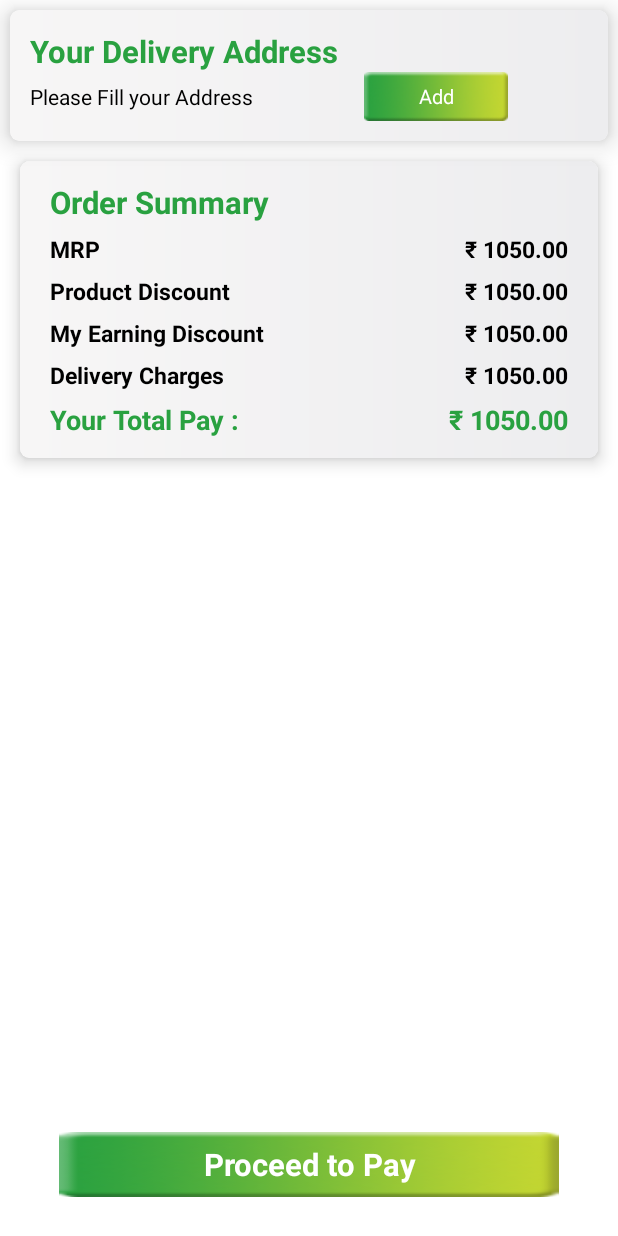
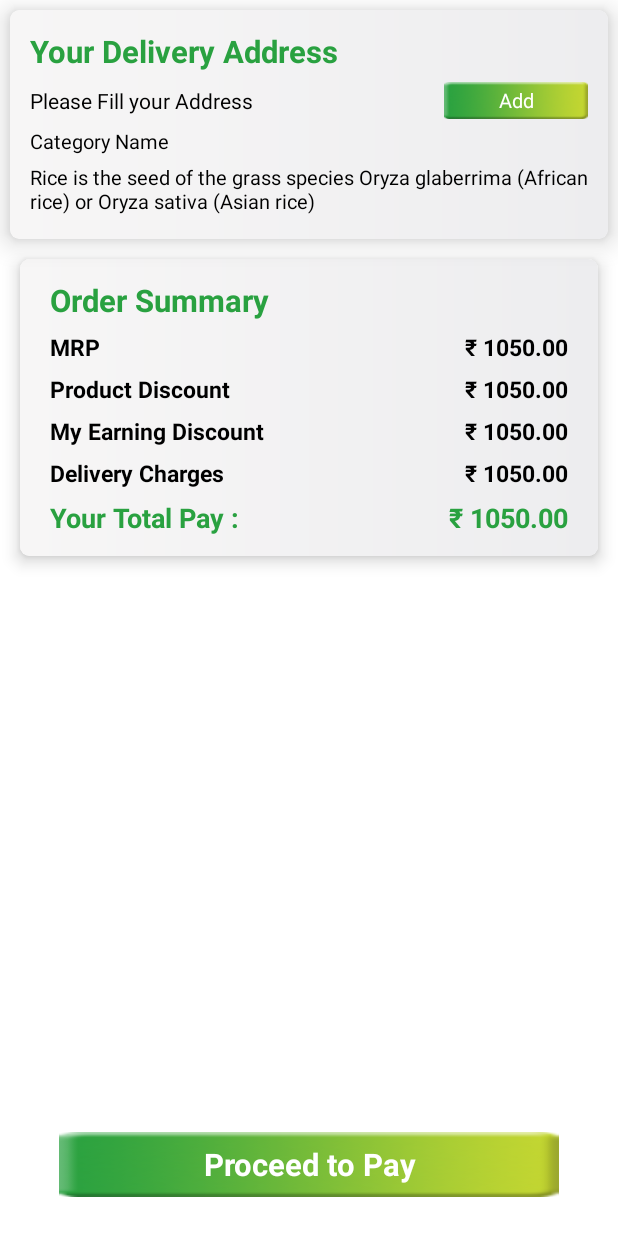
Before and after one commit to mehul-crownstack/SmilyhomeKotlin, an Android app: the layout fragment_order_confirmation.xml on its own in the app's theme, with its tools: preview values and no code run, on a phone screen of 412 x 824 dp. Run offline under Robolectric (Android 15) with nearby library versions, the phone set to English and light mode, and no system bars.

Commit message:
OrderConfirmationFragment is implemented in application.

```diff
--- a/app/src/main/res/layout/fragment_order_confirmation.xml
+++ b/app/src/main/res/layout/fragment_order_confirmation.xml
@@ -248,10 +248,11 @@
                 android:id="@+id/noAddress"
                 android:layout_width="wrap_content"
                 android:layout_height="wrap_content"
-                android:paddingBottom="@dimen/_5sdp"
+                android:paddingBottom="@dimen/_2sdp"
                 android:paddingEnd="@dimen/_5sdp"
                 android:paddingStart="@dimen/_10sdp"
-                android:paddingTop="@dimen/_5sdp"
+                android:paddingTop="@dimen/_2sdp"
+                android:layout_marginTop="@dimen/_5sdp"
                 android:text="@string/please_fill_your_address"
                 android:textColor="@color/colorBlack"
                 android:textSize="@dimen/_11sdp"
@@ -259,7 +260,37 @@
                 app:layout_constraintTop_toBottomOf="@id/cartMessageCongratulationTextView" />
 
             <TextView
-                android:id="@+id/addToBagTextView"
+                android:id="@+id/zipCodeTextView"
+                android:layout_width="wrap_content"
+                android:layout_height="wrap_content"
+                android:paddingBottom="@dimen/_2sdp"
+                android:paddingEnd="@dimen/_5sdp"
+                android:paddingStart="@dimen/_10sdp"
+                android:paddingTop="@dimen/_2sdp"
+                android:layout_marginTop="@dimen/_2sdp"
+                android:text="@string/sample_category_name"
+                android:textColor="@color/colorBlack"
+                android:textSize="@dimen/_10sdp"
+                app:layout_constraintStart_toStartOf="parent"
+                app:layout_constraintTop_toBottomOf="@+id/noAddress" />
+
+            <TextView
+                android:id="@+id/fullAddressTextView"
+                android:layout_width="match_parent"
+                android:layout_height="wrap_content"
+                android:paddingBottom="@dimen/_2sdp"
+                android:paddingEnd="@dimen/_5sdp"
+                android:paddingStart="@dimen/_10sdp"
+                android:paddingTop="@dimen/_2sdp"
+                android:text="@string/sample_category_desc"
+                android:textColor="@color/colorBlack"
+                android:textSize="@dimen/_10sdp"
+                app:layout_constraintEnd_toEndOf="parent"
+                app:layout_constraintStart_toStartOf="parent"
+                app:layout_constraintTop_toBottomOf="@+id/zipCodeTextView" />
+
+            <TextView
+                android:id="@+id/addAddressTextView"
                 android:layout_width="wrap_content"
                 android:layout_height="0dp"
                 android:background="@drawable/buy_button_bg"
@@ -272,9 +303,9 @@
                 android:textSize="@dimen/_10sdp"
                 app:layout_constraintBottom_toBottomOf="@+id/noAddress"
                 app:layout_constraintEnd_toEndOf="parent"
-                app:layout_constraintHorizontal_bias="0.5"
+                app:layout_constraintHorizontal_bias="0.9"
                 app:layout_constraintStart_toEndOf="@+id/noAddress"
-                app:layout_constraintTop_toBottomOf="@+id/cartMessageCongratulationTextView" />
+                app:layout_constraintTop_toTopOf="@+id/noAddress" />
 
         </androidx.constraintlayout.widget.ConstraintLayout>
 
--- a/app/src/main/res/values/strings.xml
+++ b/app/src/main/res/values/strings.xml
@@ -66,4 +66,6 @@
     <string name="address">Address</string>
     <string name="add_address">Add Address</string>
     <string name="submit">Submit</string>
+    <string name="change_address">Change Address</string>
+    <string name="no_delivery_msg">Sorry, delivery isn\'t available</string>
 </resources>
```
Also changed, not shown: app/src/main/java/com/smilyhome/css/activities/fragments/BaseFragment.java (+8 -0 lines), app/src/main/java/com/smilyhome/css/activities/fragments/OrderConfirmationFragment.java (+36 -5 lines).
